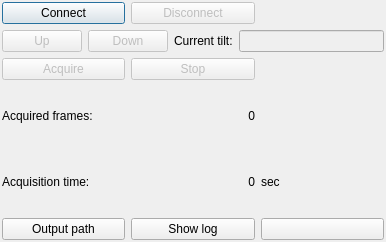
Qt form src/PointCloudProcessingFrontend/Widgets/Ponnector/ponnector.ui (ALEXJAZZ008008/PointCloudProcessing) before a commit.
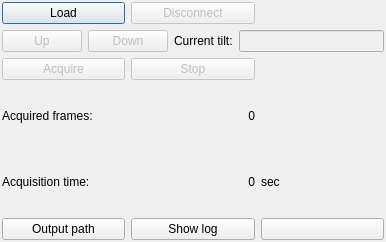
The same form after that commit. Icons and pictures are not drawn.

What changed in the file:
```diff
--- a/src/PointCloudProcessingFrontend/Widgets/Ponnector/ponnector.ui
+++ b/src/PointCloudProcessingFrontend/Widgets/Ponnector/ponnector.ui
@@ -135,7 +135,7 @@
      <item row="0" column="0">
       <widget class="QPushButton" name="_psh_connect">
        <property name="text">
-        <string>Connect</string>
+        <string>Load</string>
        </property>
        <property name="default">
         <bool>true</bool>
```
Left out of the diff: 2 changed lines with no effect on the pictures.
